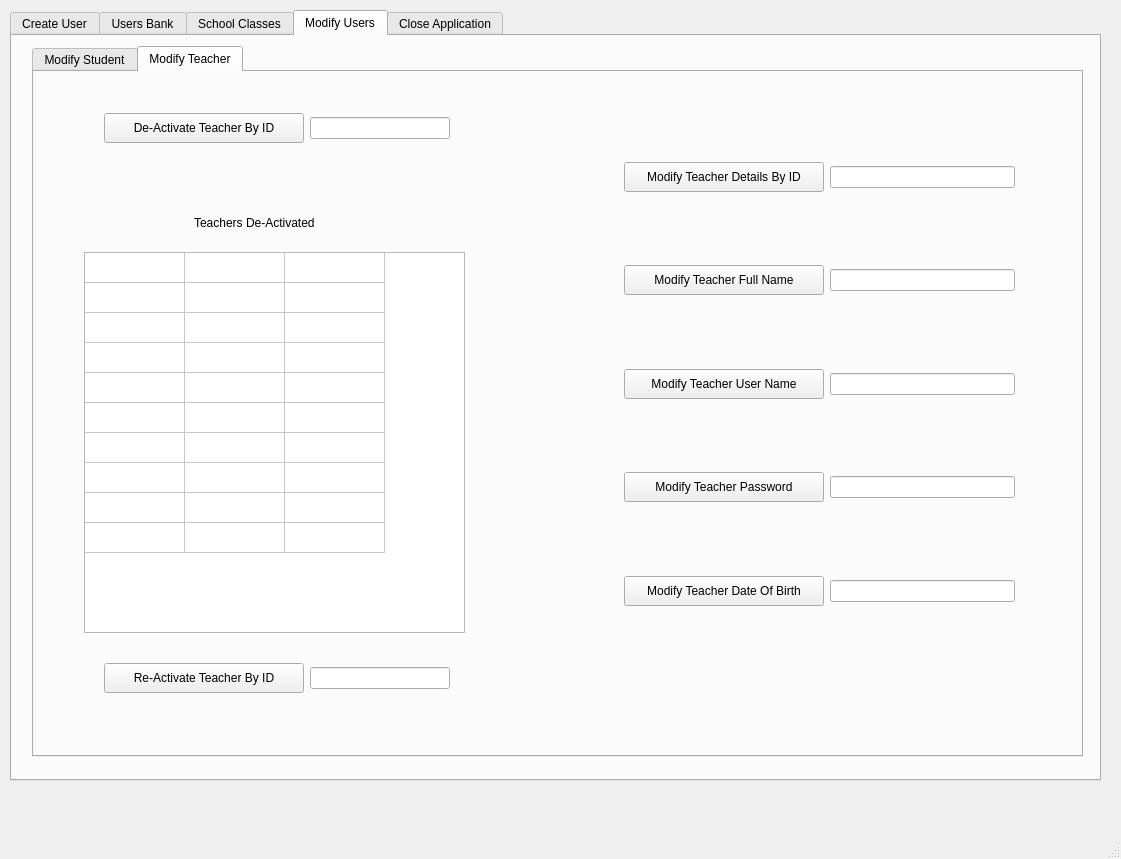
applet199/OOPCourseWorkTwo, file GUI/AdminGUIQtDesigner.ui: the form before one commit.
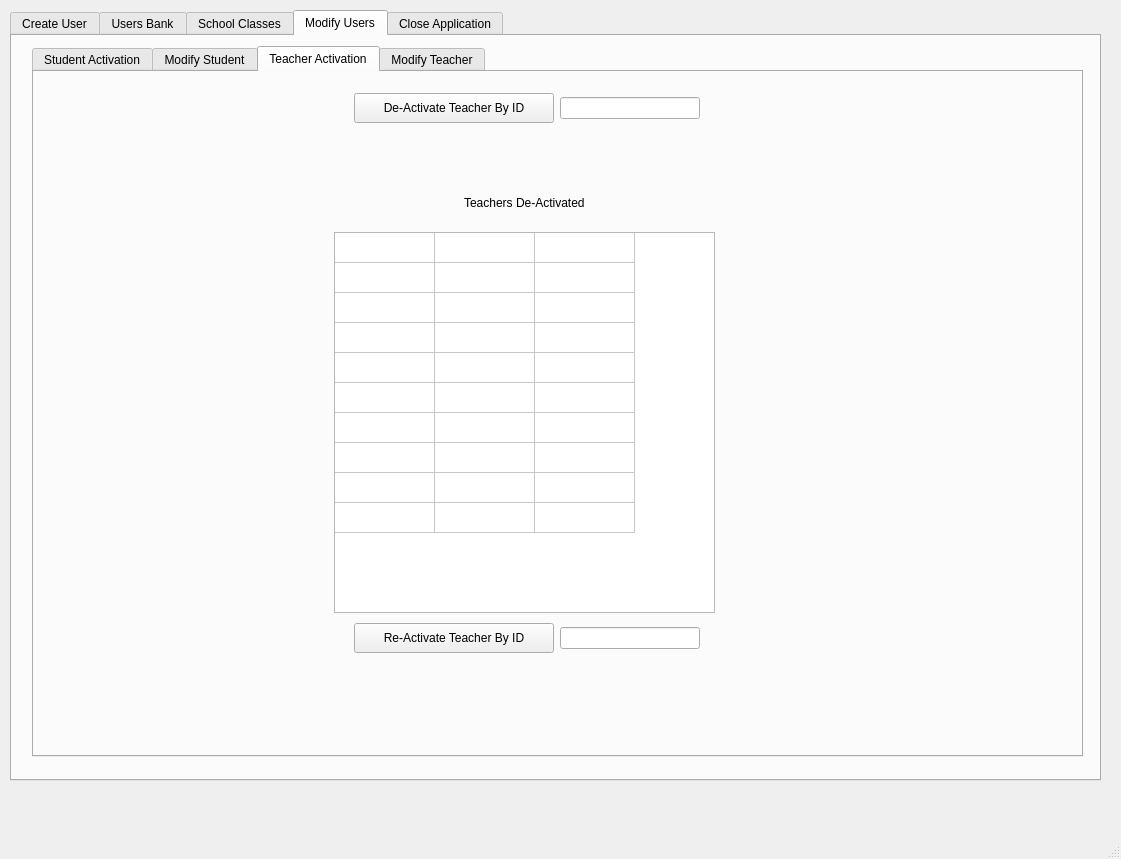
The form after the commit. The open tabs and pages were chosen to show the change.

```diff
--- a/GUI/AdminGUIQtDesigner.ui
+++ b/GUI/AdminGUIQtDesigner.ui
@@ -888,42 +888,67 @@
           <height>22</height>
          </rect>
         </property>
-       </widget>
-       <widget class="QLabel" name="label_69">
-        <property name="geometry">
-         <rect>
-          <x>160</x>
-          <y>270</y>
-          <width>241</width>
-          <height>41</height>
-         </rect>
-        </property>
-        <property name="text">
-         <string>What is the School CLass ID?</string>
-        </property>
-       </widget>
-       <widget class="QLineEdit" name="lineEdit_42">
-        <property name="geometry">
-         <rect>
-          <x>440</x>
-          <y>290</y>
-          <width>113</width>
-          <height>22</height>
-         </rect>
-        </property>
-       </widget>
-       <widget class="QPushButton" name="pushButton_38">
-        <property name="geometry">
-         <rect>
-          <x>310</x>
-          <y>410</y>
-          <width>241</width>
-          <height>31</height>
-         </rect>
-        </property>
-        <property name="text">
-         <string>Create Unique School Class ID</string>
-        </property>
+        <layout class="QVBoxLayout" name="verticalLayout_8">
+         <item>
+          <layout class="QHBoxLayout" name="horizontalLayout_5">
+           <item>
+            <widget class="QLabel" name="label_68">
+             <property name="text">
+              <string>What is the School Class Year Level? </string>
+             </property>
+            </widget>
+           </item>
+           <item>
+            <widget class="QLineEdit" name="lineEdit_38"/>
+           </item>
+           <item>
+            <widget class="QLabel" name="label_63">
+             <property name="text">
+              <string>(This is a number between 1 and 13)</string>
+             </property>
+            </widget>
+           </item>
+          </layout>
+         </item>
+         <item>
+          <layout class="QHBoxLayout" name="horizontalLayout_22">
+           <item>
+            <widget class="QLabel" name="label_69">
+             <property name="text">
+              <string>What is the CLass ID?</string>
+             </property>
+            </widget>
+           </item>
+           <item>
+            <widget class="QLineEdit" name="lineEdit_42"/>
+           </item>
+           <item>
+            <widget class="QLabel" name="label_64">
+             <property name="text">
+              <string>(This is a number between 1 and 999)</string>
+             </property>
+            </widget>
+           </item>
+          </layout>
+         </item>
+         <item>
+          <widget class="QPushButton" name="pushButton_38">
+           <property name="text">
+            <string>Create Unique School Class</string>
+           </property>
+          </widget>
+         </item>
+         <item>
+          <widget class="QLabel" name="label_67">
+           <property name="text">
+            <string/>
+           </property>
+           <property name="alignment">
+            <set>Qt::AlignCenter</set>
+           </property>
+          </widget>
+         </item>
+        </layout>
        </widget>
       </widget>
       <widget class="QWidget" name="tab_15">
@@ -1372,7 +1397,7 @@
       </property>
       <widget class="QWidget" name="tab_10">
        <attribute name="title">
-        <string>Modify Student</string>
+        <string>Student Activation</string>
        </attribute>
        <widget class="QTableWidget" name="tableWidget_10">
         <property name="geometry">
@@ -1510,7 +1535,12 @@
          </item>
         </layout>
        </widget>
-       <widget class="QWidget" name="layoutWidget">
+      </widget>
+      <widget class="QWidget" name="tab_17">
+       <attribute name="title">
+        <string>Modify Student</string>
+       </attribute>
+       <widget class="QWidget" name="layoutWidget_6">
         <property name="geometry">
          <rect>
           <x>550</x>
@@ -1660,13 +1690,13 @@
       </widget>
       <widget class="QWidget" name="tab_11">
        <attribute name="title">
-        <string>Modify Teacher</string>
+        <string>Teacher Activation</string>
        </attribute>
        <widget class="QLabel" name="label_56">
         <property name="geometry">
          <rect>
-          <x>160</x>
-          <y>130</y>
+          <x>430</x>
+          <y>110</y>
           <width>131</width>
           <height>41</height>
          </rect>
@@ -1678,8 +1708,8 @@
        <widget class="QWidget" name="layoutWidget_15">
         <property name="geometry">
          <rect>
-          <x>70</x>
-          <y>590</y>
+          <x>320</x>
+          <y>550</y>
           <width>346</width>
           <height>32</height>
          </rect>
@@ -1699,15 +1729,19 @@
           </widget>
          </item>
          <item>
-          <widget class="QLineEdit" name="lineEdit_32"/>
+          <widget class="QLineEdit" name="lineEdit_32">
+           <property name="alignment">
+            <set>Qt::AlignCenter</set>
+           </property>
+          </widget>
          </item>
         </layout>
        </widget>
        <widget class="QTableWidget" name="tableWidget_12">
         <property name="geometry">
          <rect>
-          <x>50</x>
-          <y>180</y>
+          <x>300</x>
+          <y>160</y>
           <width>381</width>
           <height>381</height>
          </rect>
@@ -1738,158 +1772,11 @@
         <column/>
         <column/>
        </widget>
-       <widget class="QWidget" name="layoutWidget_16">
-        <property name="geometry">
-         <rect>
-          <x>590</x>
-          <y>90</y>
-          <width>391</width>
-          <height>511</height>
-         </rect>
-        </property>
-        <layout class="QVBoxLayout" name="verticalLayout_9">
-         <item>
-          <layout class="QHBoxLayout" name="horizontalLayout_35">
-           <item>
-            <widget class="QPushButton" name="pushButton_33">
-             <property name="minimumSize">
-              <size>
-               <width>200</width>
-               <height>30</height>
-              </size>
-             </property>
-             <property name="text">
-              <string>Modify Teacher Details By ID</string>
-             </property>
-            </widget>
-           </item>
-           <item>
-            <widget class="QLineEdit" name="lineEdit_33"/>
-           </item>
-          </layout>
-         </item>
-         <item>
-          <widget class="QLabel" name="label_63">
-           <property name="text">
-            <string/>
-           </property>
-          </widget>
-         </item>
-         <item>
-          <layout class="QHBoxLayout" name="horizontalLayout_36">
-           <item>
-            <widget class="QPushButton" name="pushButton_34">
-             <property name="minimumSize">
-              <size>
-               <width>200</width>
-               <height>30</height>
-              </size>
-             </property>
-             <property name="text">
-              <string>Modify Teacher Full Name</string>
-             </property>
-            </widget>
-           </item>
-           <item>
-            <widget class="QLineEdit" name="lineEdit_34"/>
-           </item>
-          </layout>
-         </item>
-         <item>
-          <widget class="QLabel" name="label_64">
-           <property name="text">
-            <string/>
-           </property>
-          </widget>
-         </item>
-         <item>
-          <layout class="QHBoxLayout" name="horizontalLayout_37">
-           <item>
-            <widget class="QPushButton" name="pushButton_35">
-             <property name="minimumSize">
-              <size>
-               <width>200</width>
-               <height>30</height>
-              </size>
-             </property>
-             <property name="text">
-              <string>Modify Teacher User Name</string>
-             </property>
-            </widget>
-           </item>
-           <item>
-            <widget class="QLineEdit" name="lineEdit_35"/>
-           </item>
-          </layout>
-         </item>
-         <item>
-          <widget class="QLabel" name="label_65">
-           <property name="text">
-            <string/>
-           </property>
-          </widget>
-         </item>
-         <item>
-          <layout class="QHBoxLayout" name="horizontalLayout_38">
-           <item>
-            <widget class="QPushButton" name="pushButton_36">
-             <property name="minimumSize">
-              <size>
-               <width>200</width>
-               <height>30</height>
-              </size>
-             </property>
-             <property name="text">
-              <string>Modify Teacher Password</string>
-             </property>
-            </widget>
-           </item>
-           <item>
-            <widget class="QLineEdit" name="lineEdit_36"/>
-           </item>
-          </layout>
-         </item>
-         <item>
-          <widget class="QLabel" name="label_66">
-           <property name="text">
-            <string/>
-           </property>
-          </widget>
-         </item>
-         <item>
-          <layout class="QHBoxLayout" name="horizontalLayout_39">
-           <item>
-            <widget class="QPushButton" name="pushButton_37">
-             <property name="minimumSize">
-              <size>
-               <width>200</width>
-               <height>30</height>
-              </size>
-             </property>
-             <property name="text">
-              <string>Modify Teacher Date Of Birth</string>
-             </property>
-            </widget>
-           </item>
-           <item>
-            <widget class="QLineEdit" name="lineEdit_37"/>
-           </item>
-          </layout>
-         </item>
-         <item>
-          <widget class="QLabel" name="label_67">
-           <property name="text">
-            <string/>
-           </property>
-          </widget>
-         </item>
-        </layout>
-       </widget>
        <widget class="QWidget" name="layoutWidget_17">
         <property name="geometry">
          <rect>
-          <x>70</x>
-          <y>40</y>
+          <x>320</x>
+          <y>20</y>
           <width>346</width>
           <height>32</height>
          </rect>
@@ -1920,8 +1807,8 @@
        <widget class="QLabel" name="label_5">
         <property name="geometry">
          <rect>
-          <x>130</x>
-          <y>90</y>
+          <x>390</x>
+          <y>60</y>
           <width>211</width>
           <height>41</height>
          </rect>
@@ -1931,6 +1818,169 @@
         </property>
         <property name="alignment">
          <set>Qt::AlignCenter</set>
+        </property>
+       </widget>
+       <widget class="QLabel" name="label_47">
+        <property name="geometry">
+         <rect>
+          <x>360</x>
+          <y>600</y>
+          <width>250</width>
+          <height>50</height>
+         </rect>
+        </property>
+        <property name="minimumSize">
+         <size>
+          <width>250</width>
+          <height>50</height>
+         </size>
+        </property>
+        <property name="text">
+         <string/>
+        </property>
+        <property name="alignment">
+         <set>Qt::AlignCenter</set>
+        </property>
+       </widget>
+      </widget>
+      <widget class="QWidget" name="tab_18">
+       <attribute name="title">
+        <string>Modify Teacher</string>
+       </attribute>
+       <widget class="QWidget" name="layoutWidget_7">
+        <property name="geometry">
+         <rect>
+          <x>310</x>
+          <y>30</y>
+          <width>391</width>
+          <height>511</height>
+         </rect>
+        </property>
+        <layout class="QVBoxLayout" name="verticalLayout_7">
+         <item>
+          <layout class="QHBoxLayout" name="horizontalLayout_16">
+           <item>
+            <widget class="QPushButton" name="pushButton_12">
+             <property name="minimumSize">
+              <size>
+               <width>200</width>
+               <height>30</height>
+              </size>
+             </property>
+             <property name="text">
+              <string>Load Teacher Details By ID</string>
+             </property>
+            </widget>
+           </item>
+           <item>
+            <widget class="QLineEdit" name="lineEdit_13"/>
+           </item>
+          </layout>
+         </item>
+         <item>
+          <widget class="QLabel" name="label_52">
+           <property name="text">
+            <string/>
+           </property>
+          </widget>
+         </item>
+         <item>
+          <layout class="QHBoxLayout" name="horizontalLayout_18">
+           <item>
+            <widget class="QLabel" name="label_53">
+             <property name="text">
+              <string>Teacher Full Name</string>
+             </property>
+            </widget>
+           </item>
+           <item>
+            <widget class="QLineEdit" name="lineEdit_14"/>
+           </item>
+          </layout>
+         </item>
+         <item>
+          <widget class="QLabel" name="label_54">
+           <property name="text">
+            <string/>
+           </property>
+          </widget>
+         </item>
+         <item>
+          <layout class="QHBoxLayout" name="horizontalLayout_19">
+           <item>
+            <widget class="QLabel" name="label_55">
+             <property name="text">
+              <string>Teacher User Name</string>
+             </property>
+            </widget>
+           </item>
+           <item>
+            <widget class="QLineEdit" name="lineEdit_16"/>
+           </item>
+          </layout>
+         </item>
+         <item>
+          <widget class="QLabel" name="label_58">
+           <property name="text">
+            <string/>
+           </property>
+          </widget>
+         </item>
+         <item>
+          <layout class="QHBoxLayout" name="horizontalLayout_20">
+           <item>
+            <widget class="QLabel" name="label_59">
+             <property name="text">
+              <string>Teacher Password</string>
+             </property>
+            </widget>
+           </item>
+           <item>
+            <widget class="QLineEdit" name="lineEdit_17"/>
+           </item>
+          </layout>
+         </item>
+         <item>
+          <widget class="QLabel" name="label_60">
+           <property name="text">
+            <string/>
+           </property>
+          </widget>
+         </item>
+         <item>
+          <layout class="QHBoxLayout" name="horizontalLayout_21">
+           <item>
+            <widget class="QLabel" name="label_61">
+             <property name="text">
+              <string>Teacher Date Of Birth</string>
+             </property>
+            </widget>
+           </item>
+           <item>
+            <widget class="QLineEdit" name="lineEdit_18"/>
+           </item>
+          </layout>
+         </item>
+         <item>
+          <widget class="QLabel" name="label_62">
+           <property name="text">
+            <string/>
+           </property>
+          </widget>
+         </item>
+        </layout>
+       </widget>
+       <widget class="QPushButton" name="pushButton_13">
+        <property name="geometry">
+         <rect>
+          <x>430</x>
+          <y>560</y>
+          <width>151</width>
+          <height>41</height>
+         </rect>
+        </property>
+        <property name="text">
+         <string>Commit Modification</string>
         </property>
        </widget>
       </widget>
```
Left out of the diff: 179 changed lines with no effect on the pictures.
